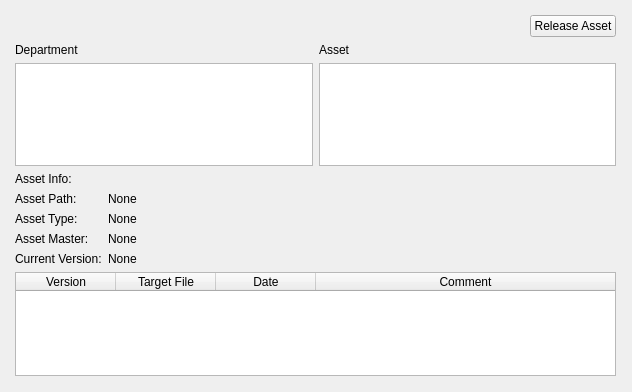
jw0z96/PipelineManagementTools, file scripts/PipelineManagementTools/gui/assetManager.ui: the form before one commit.
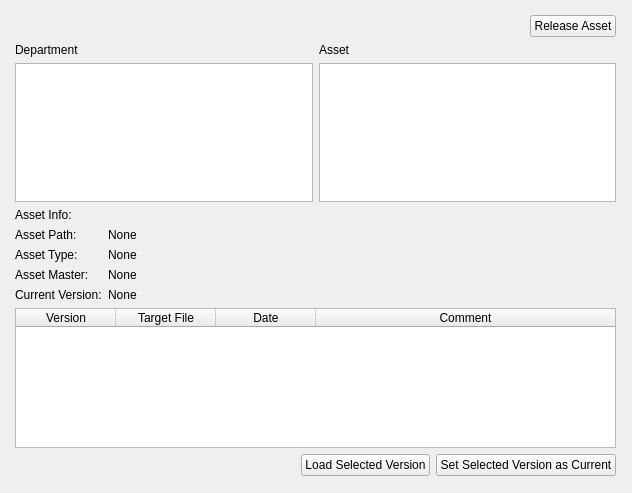
The form after the commit.

```diff
--- a/scripts/PipelineManagementTools/gui/assetManager.ui
+++ b/scripts/PipelineManagementTools/gui/assetManager.ui
@@ -7,7 +7,7 @@
     <x>0</x>
     <y>0</y>
     <width>632</width>
-    <height>392</height>
+    <height>493</height>
    </rect>
   </property>
   <property name="sizePolicy">
@@ -25,7 +25,7 @@
      <x>10</x>
      <y>10</y>
      <width>611</width>
-     <height>371</height>
+     <height>471</height>
     </rect>
    </property>
    <layout class="QVBoxLayout" name="verticalLayout">
@@ -217,6 +217,37 @@
       </column>
      </widget>
     </item>
+    <item>
+     <layout class="QHBoxLayout" name="horizontalLayout">
+      <item>
+       <spacer name="horizontalSpacer_2">
+        <property name="orientation">
+         <enum>Qt::Horizontal</enum>
+        </property>
+        <property name="sizeHint" stdset="0">
+         <size>
+          <width>40</width>
+          <height>20</height>
+         </size>
+        </property>
+       </spacer>
+      </item>
+      <item>
+       <widget class="QPushButton" name="loadSelectedVersionPushButton">
+        <property name="text">
+         <string>Load Selected Version</string>
+        </property>
+       </widget>
+      </item>
+      <item>
+       <widget class="QPushButton" name="setSelectedVersionPushButton">
+        <property name="text">
+         <string>Set Selected Version as Current</string>
+        </property>
+       </widget>
+      </item>
+     </layout>
+    </item>
    </layout>
   </widget>
  </widget>
```
Left out of the diff: 16 changed lines with no effect on the pictures.
